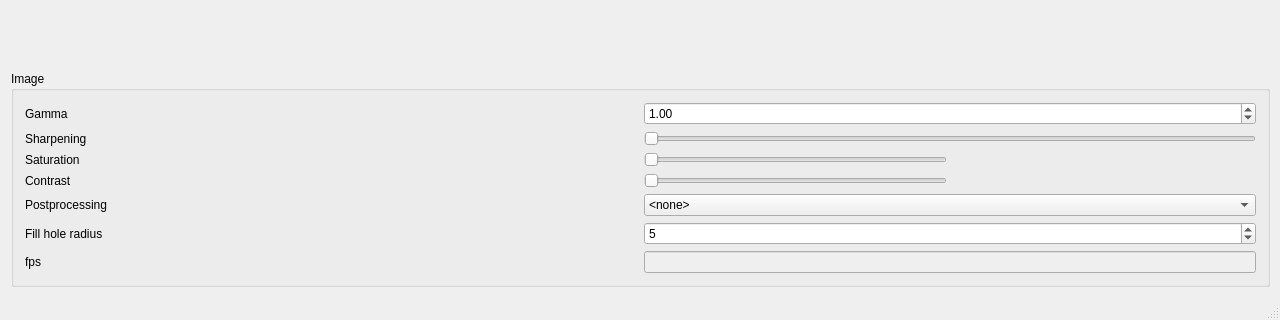
This is mainwindow.ui in 607011/w-1 as Qt 5 draws it before an edit; both pictures show x 0 to 1280 and y 368 to 688 of the 1280 by 688 pixel window. The edited form follows.
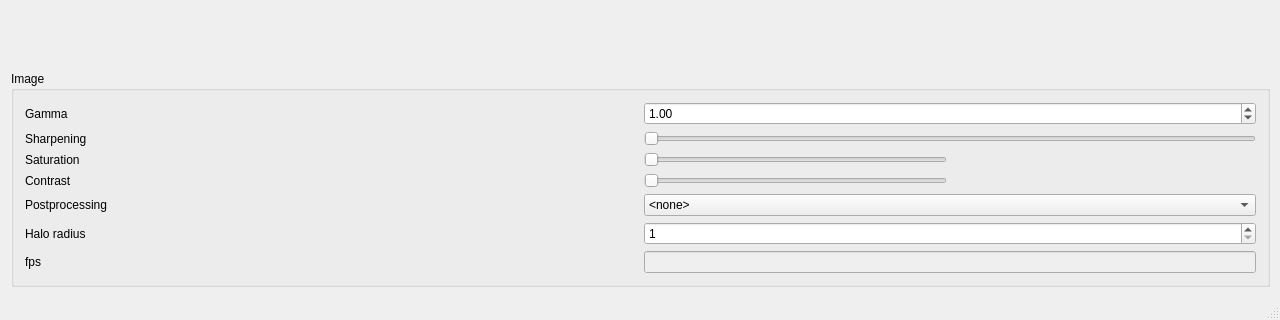
This is the edited form.

Commit message: Fragment-Shader für Tiefenbild deutlich beschleunigt: Halo wird nun statisch per C++-Code erzeugt.

```diff
--- a/mainwindow.ui
+++ b/mainwindow.ui
@@ -361,20 +361,20 @@
          <item row="7" column="0">
           <widget class="QLabel" name="label_15">
            <property name="text">
-            <string>Fill hole radius</string>
+            <string>Halo radius</string>
            </property>
           </widget>
          </item>
          <item row="7" column="1">
           <widget class="QSpinBox" name="neighborhoodSizeSpinBox">
            <property name="minimum">
-            <number>0</number>
+            <number>1</number>
            </property>
            <property name="maximum">
-            <number>40</number>
+            <number>11</number>
            </property>
            <property name="value">
-            <number>5</number>
+            <number>1</number>
            </property>
           </widget>
          </item>
```
Left out of the diff: 2 changed lines with no effect on the pictures. The commit also changes 4 other files.
